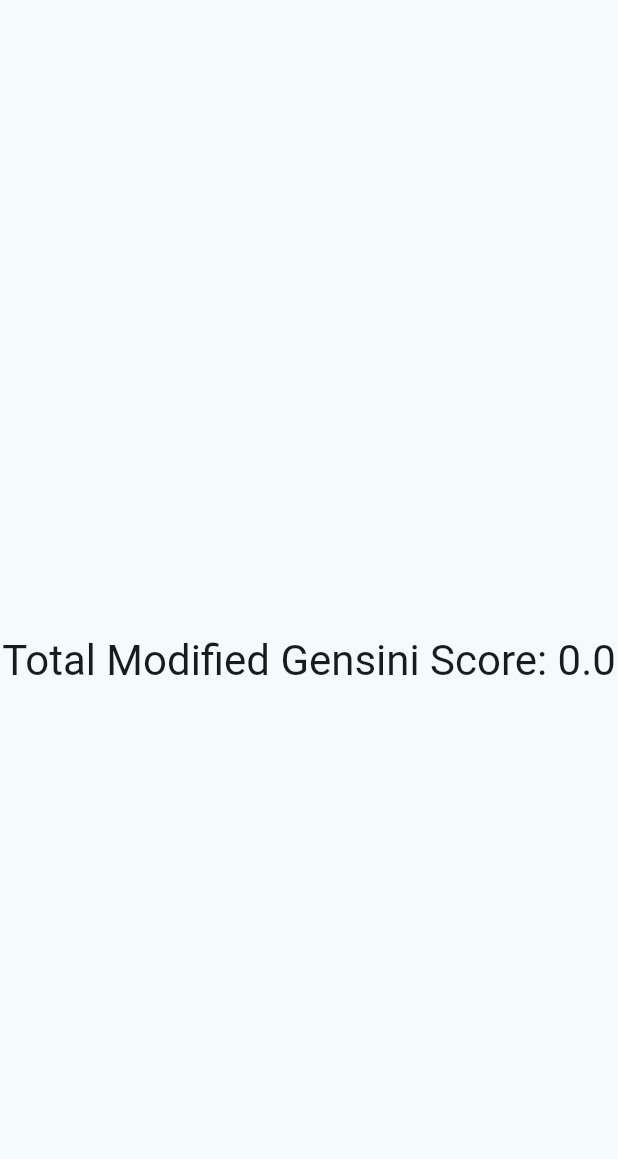
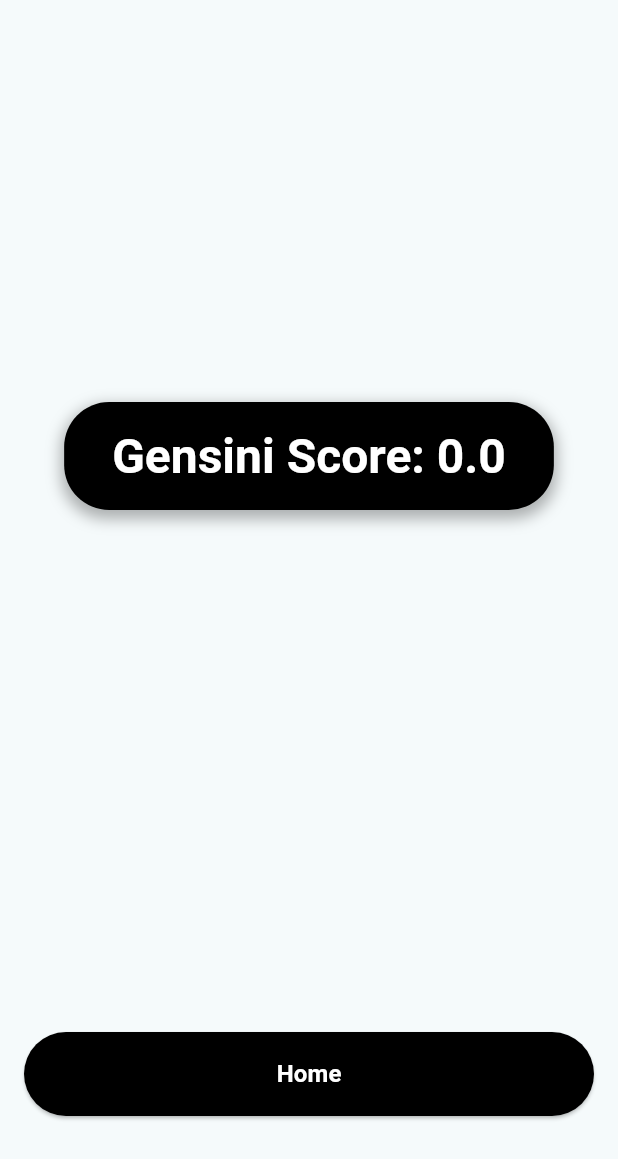
Before and after one commit to TanzeelHasan/gensinicalc, a Flutter app: the ResultPage screen opened by its route, on a phone screen of 412 x 824 dp. Shown: the top 1159 px of the screen. Run offline on Flutter 3.47's test engine with Material 3 defaults, Android fonts, the phone set to English and light mode, and no system bars; our stand-ins replace flutter_bloc, go_router.

Commit message:
changes in result page ui

```diff
--- a/lib/features/gensini_calculator/presentation/bloc/result_bloc/result_bloc.dart
+++ b/lib/features/gensini_calculator/presentation/bloc/result_bloc/result_bloc.dart
@@ -15,5 +15,9 @@ class ResultBloc extends Bloc<ResultEvent, ResultState> {
       final total = state.lesionScores.reduce((a, b) => a + b);
       emit(state.copyWith(totalScore: total));
     });
+    on<ResetScoreEvent>((event, emit) {
+      final total = 0.0;
+      emit(state.copyWith(totalScore: total,lesionScores: [],));
+    });
   }
 }
--- a/lib/features/gensini_calculator/presentation/bloc/result_bloc/result_event.dart
+++ b/lib/features/gensini_calculator/presentation/bloc/result_bloc/result_event.dart
@@ -8,3 +8,5 @@ class AddLesionScoreEvent extends ResultEvent {
 }
 
 class CalculateTotalEvent extends ResultEvent {}
+
+class ResetScoreEvent extends ResultEvent {}
--- a/lib/features/gensini_calculator/presentation/pages/result_page.dart
+++ b/lib/features/gensini_calculator/presentation/pages/result_page.dart
@@ -1,6 +1,7 @@
 import 'package:flutter/material.dart';
 import 'package:flutter_bloc/flutter_bloc.dart';
 import 'package:gensinicalc/features/gensini_calculator/presentation/bloc/result_bloc/result_bloc.dart';
+import 'package:go_router/go_router.dart';
 
 class ResultPage extends StatelessWidget {
   const ResultPage({super.key});
@@ -8,16 +9,72 @@ class ResultPage extends StatelessWidget {
   @override
   Widget build(BuildContext context) {
     return Scaffold(
-      appBar: AppBar(backgroundColor: Colors.transparent),
-      body: BlocBuilder<ResultBloc, ResultState>(
-        builder: (context, state) {
-          return Center(
-            child: Text(
-              "Total Modified Gensini Score: ${state.totalScore}",
-              style: Theme.of(context).textTheme.headlineMedium,
+      body: Column(
+        mainAxisAlignment: MainAxisAlignment.center,
+        children: [
+          Expanded(
+            child: Center(
+              child: BlocBuilder<ResultBloc, ResultState>(
+                builder: (context, state) {
+                  return Container(
+                    padding: const EdgeInsets.symmetric(
+                      horizontal: 32.0,
+                      vertical: 16.0,
+                    ),
+                    decoration: BoxDecoration(
+                      color: Colors.black,
+                      borderRadius: BorderRadius.circular(30.0),
+                      boxShadow: [
+                        BoxShadow(
+                          color: Colors.black.withOpacity(0.3),
+                          spreadRadius: 2,
+                          blurRadius: 8,
+                          offset: const Offset(0, 4),
+                        ),
+                      ],
+                    ),
+                    child: Text(
+                      "Gensini Score: ${state.totalScore}",
+                      style: Theme.of(
+                        context,
+                      ).textTheme.headlineLarge?.copyWith(
+                        color: Colors.white,
+                        fontWeight: FontWeight.bold,
+                      ),
+                    ),
+                  );
+                },
+              ),
             ),
-          );
-        },
+          ),
+          Padding(
+            padding: const EdgeInsets.symmetric(
+              horizontal: 16.0,
+              vertical: 80.0,
+            ),
+            child: ElevatedButton(
+              onPressed: () {
+                context.read<ResultBloc>().add(ResetScoreEvent());
+                context.pop();
+              },
+              style: ElevatedButton.styleFrom(
+                minimumSize: Size(double.infinity, 56),
+                shape: RoundedRectangleBorder(
+                  borderRadius: BorderRadius.circular(32),
+                ),
+                backgroundColor: Colors.black,
+              ),
+              child: const Text(
+                "Home",
+                style: TextStyle(
+                  color: Colors.white,
+                  fontWeight: FontWeight.bold,
+                  fontSize: 16,
+                ),
+              ),
+            ),
+          ),
+        ],
       ),
     );
   }
```
